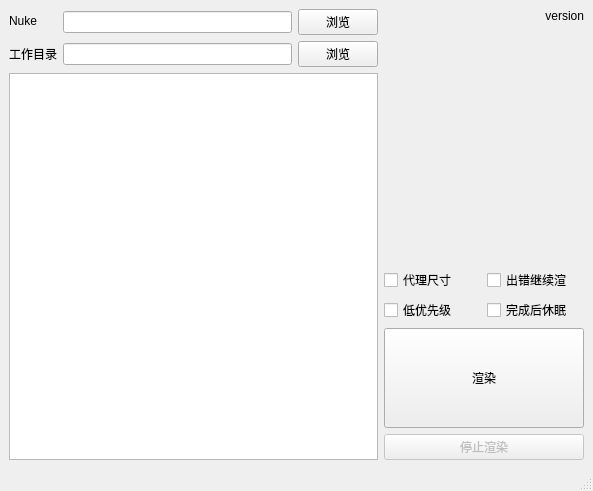
NateScarlet/Scripts, file Comp/nuke/batchrender/mainwindow.ui: the form before one commit.
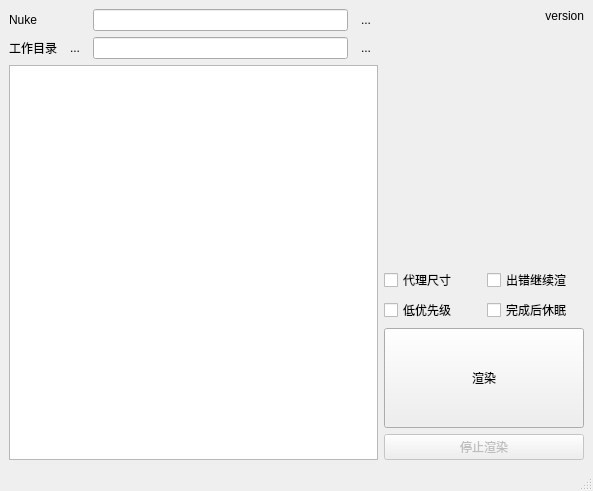
The form after the commit.

The edit to the form file:
```diff
--- a/Comp/nuke/batchrender/mainwindow.ui
+++ b/Comp/nuke/batchrender/mainwindow.ui
@@ -14,11 +14,14 @@
    <string>Nuke批渲染</string>
   </property>
   <widget class="QWidget" name="centralwidget">
-   <layout class="QHBoxLayout" name="horizontalLayout">
+   <layout class="QHBoxLayout" name="horizontalLayout_6">
     <item>
      <layout class="QVBoxLayout" name="verticalLayout_3">
       <item>
        <layout class="QFormLayout" name="formLayout_2">
+        <property name="fieldGrowthPolicy">
+         <enum>QFormLayout::AllNonFixedFieldsGrow</enum>
+        </property>
         <item row="0" column="0">
          <widget class="QLabel" name="label_3">
           <property name="text">
@@ -32,21 +35,17 @@
            <widget class="QLineEdit" name="nukeEdit"/>
           </item>
           <item>
-           <widget class="QPushButton" name="nukeButton">
+           <widget class="QToolButton" name="toolButtonNuke">
             <property name="text">
-             <string>浏览</string>
+             <string>...</string>
+            </property>
+            <property name="autoRaise">
+             <bool>true</bool>
             </property>
            </widget>
           </item>
          </layout>
         </item>
-        <item row="1" column="0">
-         <widget class="QLabel" name="label">
-          <property name="text">
-           <string>工作目录</string>
-          </property>
-         </widget>
-        </item>
         <item row="1" column="1">
          <layout class="QHBoxLayout" name="horizontalLayout_2">
           <item>
@@ -60,9 +59,33 @@
            </widget>
           </item>
           <item>
-           <widget class="QPushButton" name="dirButton">
+           <widget class="QToolButton" name="toolButtonDir">
             <property name="text">
-             <string>浏览</string>
+             <string>...</string>
+            </property>
+            <property name="autoRaise">
+             <bool>true</bool>
+            </property>
+           </widget>
+          </item>
+         </layout>
+        </item>
+        <item row="1" column="0">
+         <layout class="QHBoxLayout" name="horizontalLayout">
+          <item>
+           <widget class="QLabel" name="label">
+            <property name="text">
+             <string>工作目录</string>
+            </property>
+           </widget>
+          </item>
+          <item>
+           <widget class="QToolButton" name="toolButtonOpenDir">
+            <property name="text">
+             <string>...</string>
+            </property>
+            <property name="autoRaise">
+             <bool>true</bool>
             </property>
            </widget>
           </item>
```
Left out of the diff: 88 changed lines with no effect on the pictures.
